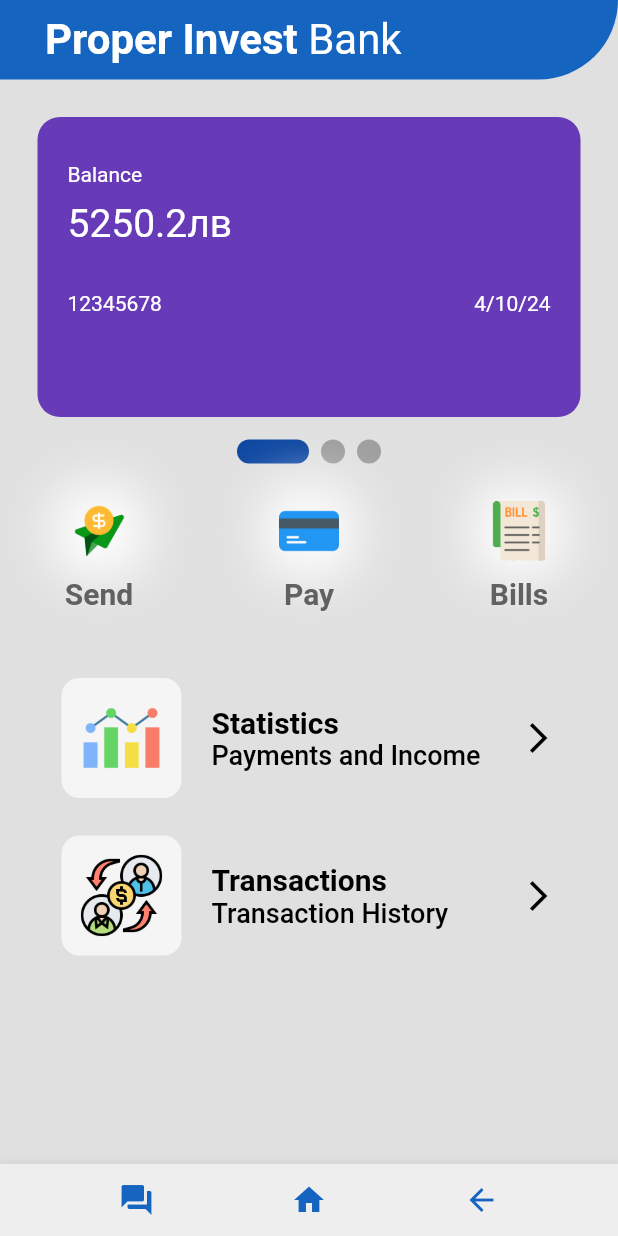
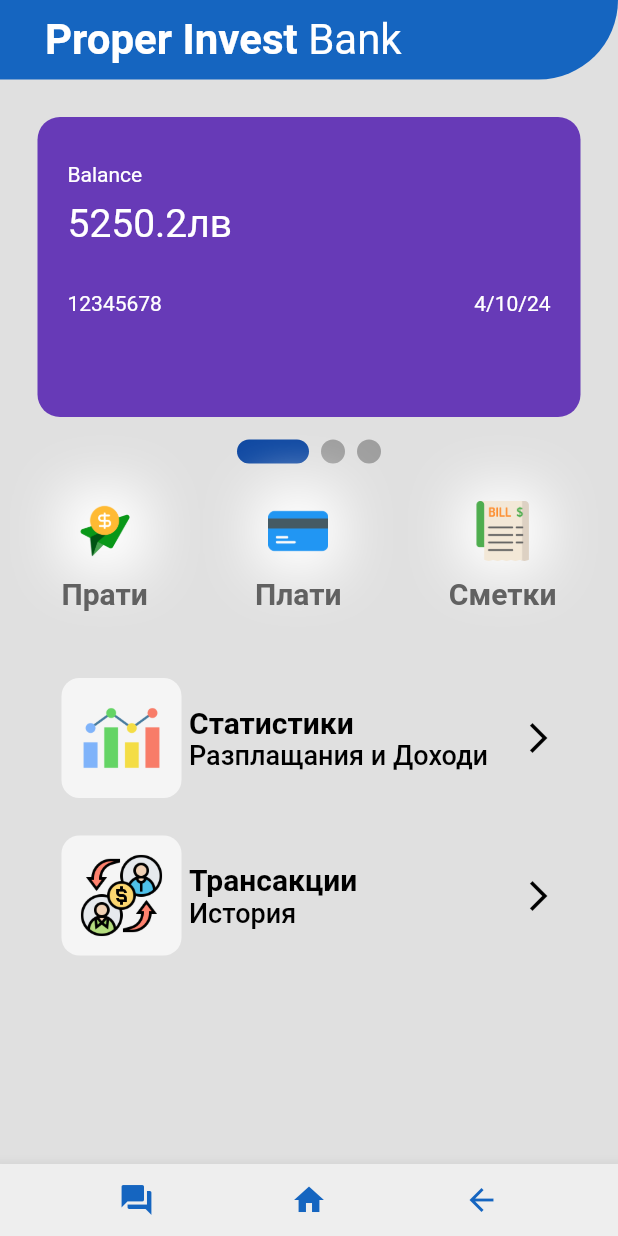
Before and after one commit to TIVMOF/online_bank, a Flutter app: the SendPage screen opened directly, item 2 of the bottom bar chosen, after a tap on the "home" icon, on a phone screen of 412 x 824 dp. Run offline on Flutter 3.47's test engine with Material 2 defaults, Android fonts, the phone set to English and light mode, and no system bars; drawn by our look-alikes of smooth_page_indicator.

Commit message:
english to bg

```diff
--- a/lib/pages/Send_page.dart
+++ b/lib/pages/Send_page.dart
@@ -21,6 +21,7 @@ class _SendPageState extends State<SendPage> with TickerProviderStateMixin{
   late Animation _animation;
   bool isActive = false;
   final _formKey = GlobalKey<FormState>();
+  final formKey = GlobalKey<FormState>();
 
   @override
   void initState() {
@@ -85,18 +86,27 @@ class _SendPageState extends State<SendPage> with TickerProviderStateMixin{
 
             SizedBox(height: 35,),
 
-            // choose amount of money
-            Padding(
-              padding: const EdgeInsets.symmetric(horizontal: 20.0),
+            Container(child:
+              Form(
+                key: formKey,
+                child: Column(
+                  crossAxisAlignment: CrossAxisAlignment.center,
+                  children: [
+                    TextFormField(
+                      decoration: InputDecoration(
+                        labelText: "Въведи сума:"
+                      ),
+                    )
+                  ],
+                )
+                ),
             ),
 
-            SizedBox(height: 25),
+            // choose amount of money
 
-            Padding(
-              padding: const EdgeInsets.symmetric(horizontal: 20.0),
-              child: TextField(
-              ),
-            ),
+
+            // where to send
+
 
             SizedBox(height: 25,),
 
@@ -108,7 +118,7 @@ class _SendPageState extends State<SendPage> with TickerProviderStateMixin{
                 color: Colors.blue.shade700,
                 onPressed: isActive ? stopAnimation: startAnimation,
                 child: Text(
-                  'Send',
+                  'Прати',
                   style: TextStyle(
                     fontSize: 20,
                     color: Colors.white,
--- a/lib/pages/home_page.dart
+++ b/lib/pages/home_page.dart
@@ -95,21 +95,21 @@ class _HomePageState extends State<HomePage> {
               // send button
               MyButton(
                 iconImagePath: 'lib/icons/send.png',
-                buttonText: 'Send',
+                buttonText: 'Прати',
                 page: SendPage(context: context)
                 ),
 
               //pay button
               MyButton(
                 iconImagePath: 'lib/icons/credit-card.png',
-                buttonText: 'Pay',
+                buttonText: 'Плати',
                 page: PayPage(context: context)
                 ),
 
               //bills button
               MyButton(
                 iconImagePath: 'lib/icons/bill.png',
-                buttonText: 'Bills',
+                buttonText: 'Сметки',
                 page: BillsPage(context: context)
                 ),
             ],),
@@ -124,16 +124,16 @@ class _HomePageState extends State<HomePage> {
               //Stats
               MyListTile(
                 iconImagePath: 'lib/icons/statistics.png',
-                tileTitle: 'Statistics',
-                tileSubtitle: 'Payments and Income',
+                tileTitle: 'Статистики',
+                tileSubtitle: 'Разплащания и Доходи',
                 page: StatsPage(),
               ),
 
               //Transactions
               MyListTile(
                 iconImagePath: 'lib/icons/lending.png',
-                tileTitle: 'Transactions',
-                tileSubtitle: 'Transaction History',
+                tileTitle: 'Трансакции',
+                tileSubtitle: 'История',
                 page: TransactionPage(),
               )
             ],),
--- a/lib/utill/my_list_tile.dart
+++ b/lib/utill/my_list_tile.dart
@@ -47,7 +47,7 @@ class MyListTile extends StatelessWidget {
                     child: Image.asset(iconImagePath),
                     ),
 
-                    SizedBox(width: 20,),
+                    SizedBox(width: 5,),
 
                     Column(
                       crossAxisAlignment: CrossAxisAlignment.start,
```
